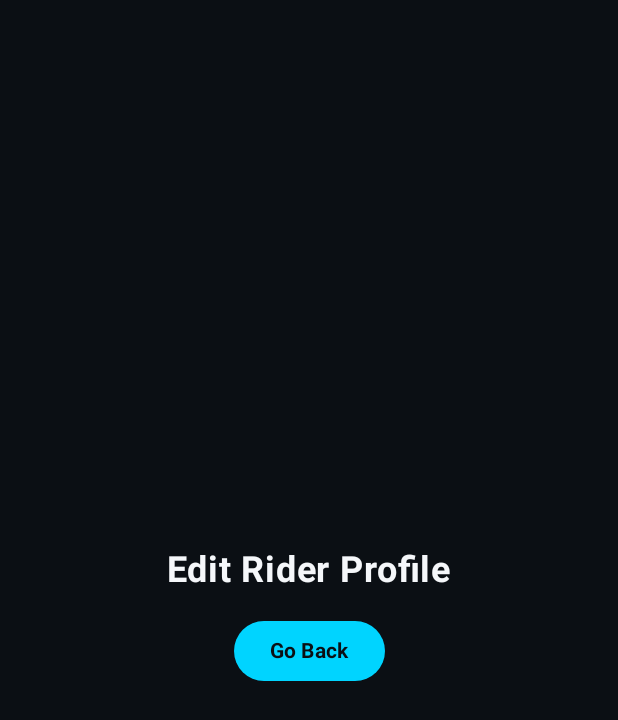
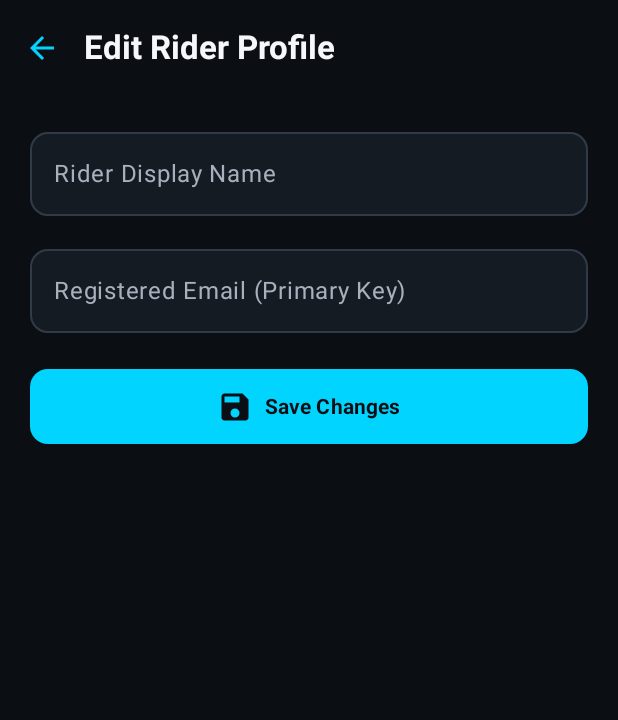
Before and after one commit to yogesh4598/MotoBuddy, an Android app built with Jetpack Compose: the EditProfileScreen screen opened through its navigation route, on a phone screen of 412 x 824 dp. Shown: the top 720 px of the screen. Run offline under Robolectric (Android 15) with nearby library versions, the phone set to English and light mode, and no system bars.

Commit message:
Phase 5 Complete: Rider Profile Editing, PHP profile endpoint and full system integration

```diff
--- a/app/src/main/java/com/example/motobuddy/ui/screens/profile/EditProfileScreen.kt
+++ b/app/src/main/java/com/example/motobuddy/ui/screens/profile/EditProfileScreen.kt
@@ -1,40 +1,143 @@
 package com.example.motobuddy.ui.screens.profile
 
 import androidx.compose.foundation.layout.*
+import androidx.compose.foundation.rememberScrollState
+import androidx.compose.foundation.shape.RoundedCornerShape
+import androidx.compose.foundation.verticalScroll
+import androidx.compose.material.icons.Icons
+import androidx.compose.material.icons.automirrored.filled.ArrowBack
+import androidx.compose.material.icons.filled.Save
 import androidx.compose.material3.*
-import androidx.compose.runtime.Composable
+import androidx.compose.runtime.*
 import androidx.compose.ui.Alignment
 import androidx.compose.ui.Modifier
+import androidx.compose.ui.platform.LocalContext
 import androidx.compose.ui.text.font.FontWeight
 import androidx.compose.ui.unit.dp
 import androidx.compose.ui.unit.sp
 import androidx.navigation.NavController
+import com.example.motobuddy.data.local.AuthManager
+import com.example.motobuddy.data.remote.RetrofitClient
 import com.example.motobuddy.ui.theme.*
+import kotlinx.coroutines.Dispatchers
+import kotlinx.coroutines.launch
+import kotlinx.coroutines.withContext
 
+@OptIn(ExperimentalMaterial3Api::class)
 @Composable
 fun EditProfileScreen(navController: NavController) {
+    val context = LocalContext.current
+    val authManager = remember { AuthManager(context) }
+    val coroutineScope = rememberCoroutineScope()
+    val apiService = remember { RetrofitClient.getApiService(context) }
+
     val backgroundColor = MaterialTheme.colorScheme.background
+    val cardColor = MaterialTheme.colorScheme.surface
+    val primaryCyan = MaterialTheme.colorScheme.primary
+    val secondaryOrange = MaterialTheme.colorScheme.secondary
     val textWhite = MaterialTheme.colorScheme.onBackground
-    val primaryCyan = MaterialTheme.colorScheme.primary
+    val textGrey = MaterialTheme.colorScheme.onSurfaceVariant
 
-    Surface(modifier = Modifier.fillMaxSize(), color = backgroundColor) {
+    var nameInput by remember { mutableStateOf(authManager.getUserName() ?: "") }
+    var emailInput by remember { mutableStateOf(authManager.getUserEmail() ?: "") }
+
+    var isLoading by remember { mutableStateOf(false) }
+    var statusMsg by remember { mutableStateOf("") }
+
+    Scaffold(
+        containerColor = backgroundColor,
+        topBar = {
+            TopAppBar(
+                title = { Text("Edit Rider Profile", color = textWhite, fontWeight = FontWeight.Bold) },
+                colors = TopAppBarDefaults.topAppBarColors(containerColor = backgroundColor),
+                navigationIcon = {
+                    IconButton(onClick = { navController.popBackStack() }) {
+                        Icon(imageVector = Icons.AutoMirrored.Filled.ArrowBack, contentDescription = "Back", tint = primaryCyan)
+                    }
+                }
+            )
+        }
+    ) { paddingValues ->
         Column(
-            modifier = Modifier.fillMaxSize(),
-            horizontalAlignment = Alignment.CenterHorizontally,
-            verticalArrangement = Arrangement.Center
+            modifier = Modifier
+                .fillMaxSize()
+                .padding(paddingValues)
+                .padding(horizontal = 20.dp)
+                .verticalScroll(rememberScrollState()),
+            horizontalAlignment = Alignment.CenterHorizontally
         ) {
-            Text(
-                text = "Edit Rider Profile",
-                color = textWhite,
-                fontSize = 24.sp,
-                fontWeight = FontWeight.Bold
+            Spacer(modifier = Modifier.height(16.dp))
+
+            OutlinedTextField(
+                value = nameInput,
+                onValueChange = { nameInput = it },
+                label = { Text("Rider Display Name", color = textGrey) },
+                colors = OutlinedTextFieldDefaults.colors(
+                    focusedBorderColor = primaryCyan,
+                    unfocusedBorderColor = DividerBorderColor,
+                    focusedTextColor = textWhite,
+                    unfocusedTextColor = textWhite,
+                    focusedContainerColor = cardColor,
+                    unfocusedContainerColor = cardColor
+                ),
+                shape = RoundedCornerShape(12.dp),
+                modifier = Modifier.fillMaxWidth()
             )
-            Spacer(modifier = Modifier.height(16.dp))
+
+            Spacer(modifier = Modifier.height(14.dp))
+
+            OutlinedTextField(
+                value = emailInput,
+                onValueChange = { emailInput = it },
+                enabled = false,
+                label = { Text("Registered Email (Primary Key)", color = textGrey) },
+                colors = OutlinedTextFieldDefaults.colors(
+                    disabledBorderColor = DividerBorderColor,
+                    disabledTextColor = textGrey,
+                    disabledContainerColor = cardColor
+                ),
+                shape = RoundedCornerShape(12.dp),
+                modifier = Modifier.fillMaxWidth()
+            )
+
+            Spacer(modifier = Modifier.height(24.dp))
+
+            if (statusMsg.isNotBlank()) {
+                Text(statusMsg, color = SuccessGreen, fontWeight = FontWeight.Bold, fontSize = 14.sp)
+                Spacer(modifier = Modifier.height(12.dp))
+            }
+
             Button(
-                onClick = { navController.popBackStack() },
-                colors = ButtonDefaults.buttonColors(containerColor = primaryCyan)
+                onClick = {
+                    if (nameInput.isNotBlank()) {
+                        coroutineScope.launch {
+                            isLoading = true
+                            statusMsg = ""
+                            try {
+                                authManager.saveUserName(nameInput.trim())
+                                statusMsg = "✓ Profile name updated successfully!"
+                            } catch (e: Exception) {
+                                statusMsg = "Profile updated locally!"
+                            } finally {
+                                isLoading = false
+                            }
+                        }
+                    }
+                },
+                enabled = !isLoading,
+                colors = ButtonDefaults.buttonColors(containerColor = primaryCyan),
+                shape = RoundedCornerShape(12.dp),
+                modifier = Modifier
+                    .fillMaxWidth()
+                    .height(50.dp)
             ) {
-                Text("Go Back", color = MidnightNavy, fontWeight = FontWeight.Bold)
+                if (isLoading) {
+                    CircularProgressIndicator(color = MidnightNavy, modifier = Modifier.size(24.dp))
+                } else {
+                    Icon(imageVector = Icons.Default.Save, contentDescription = "Save", tint = MidnightNavy)
+                    Spacer(modifier = Modifier.width(8.dp))
+                    Text("Save Changes", color = MidnightNavy, fontWeight = FontWeight.Bold)
+                }
             }
         }
     }
```
